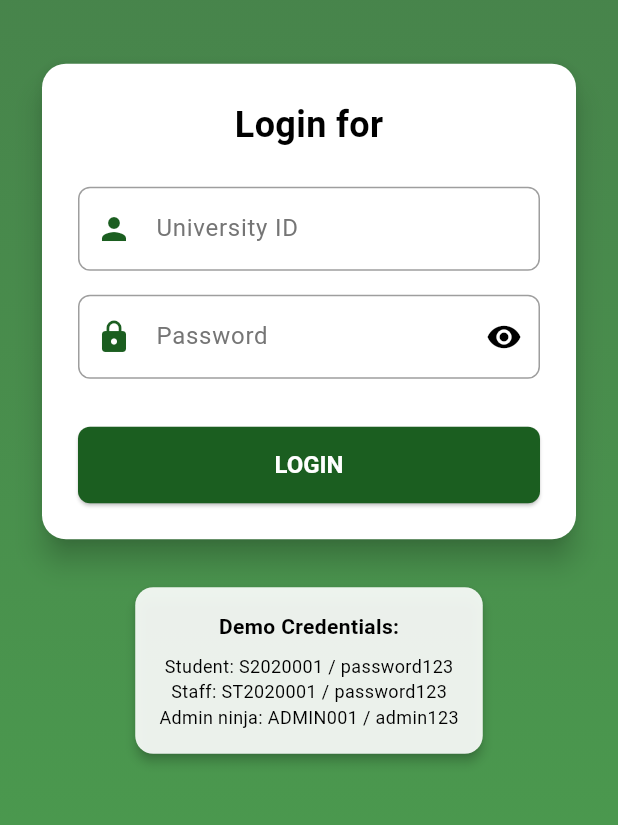
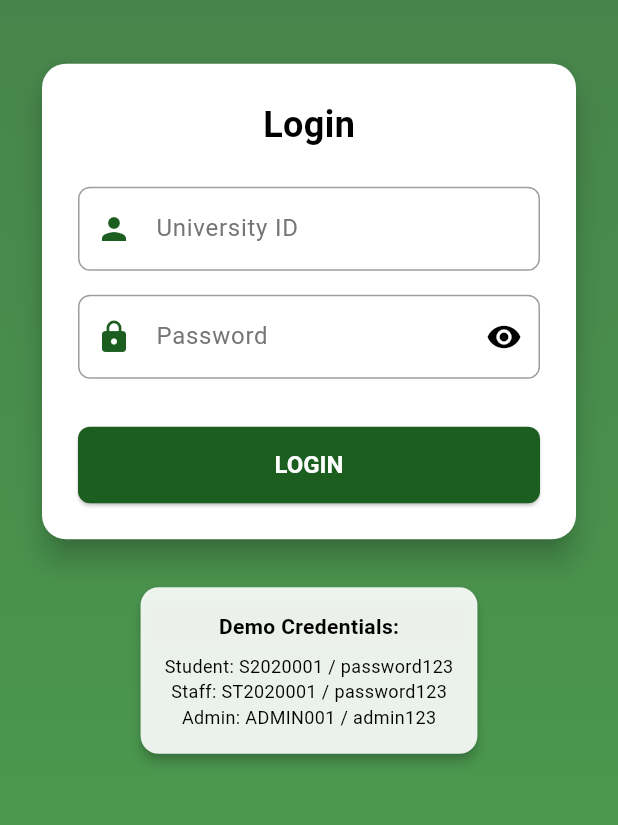
Before and after one commit to praveentecsl/rating_app, a Flutter app: the LoginScreen screen opened directly, on a phone screen of 412 x 824 dp, the part 411-1236 px from its top. Run offline on Flutter 3.47's test engine with Material 3 defaults, Android fonts, the phone set to English and light mode, and no system bars; our stand-ins replace sqflite, sqflite_common_ffi_web; accounts and stored records are empty.

Commit message:
reset all

```diff
--- a/lib/screens/landing_screen.dart
+++ b/lib/screens/landing_screen.dart
@@ -239,7 +239,7 @@ class LandingScreen extends StatelessWidget {
                               Icon(Icons.login, size: 24),
                               SizedBox(width: 12),
                               Text(
-                                'Login sulitha 1122',
+                                'Login',
                                 style: TextStyle(
                                   fontSize: 18,
                                   fontWeight: FontWeight.bold,
--- a/lib/screens/login_screen.dart
+++ b/lib/screens/login_screen.dart
@@ -158,7 +158,7 @@ class _LoginScreenState extends State<LoginScreen> {
                         child: Column(
                           children: [
                             const Text(
-                              'Login for',
+                              'Login',
                               style: TextStyle(
                                 fontSize: 24,
                                 fontWeight: FontWeight.bold,
@@ -267,7 +267,7 @@ class _LoginScreenState extends State<LoginScreen> {
                               style: TextStyle(fontSize: 12),
                             ),
                             const Text(
-                              'Admin ninja: ADMIN001 / admin123',
+                              'Admin: ADMIN001 / admin123',
                               style: TextStyle(fontSize: 12),
                             ),
                           ],
```
